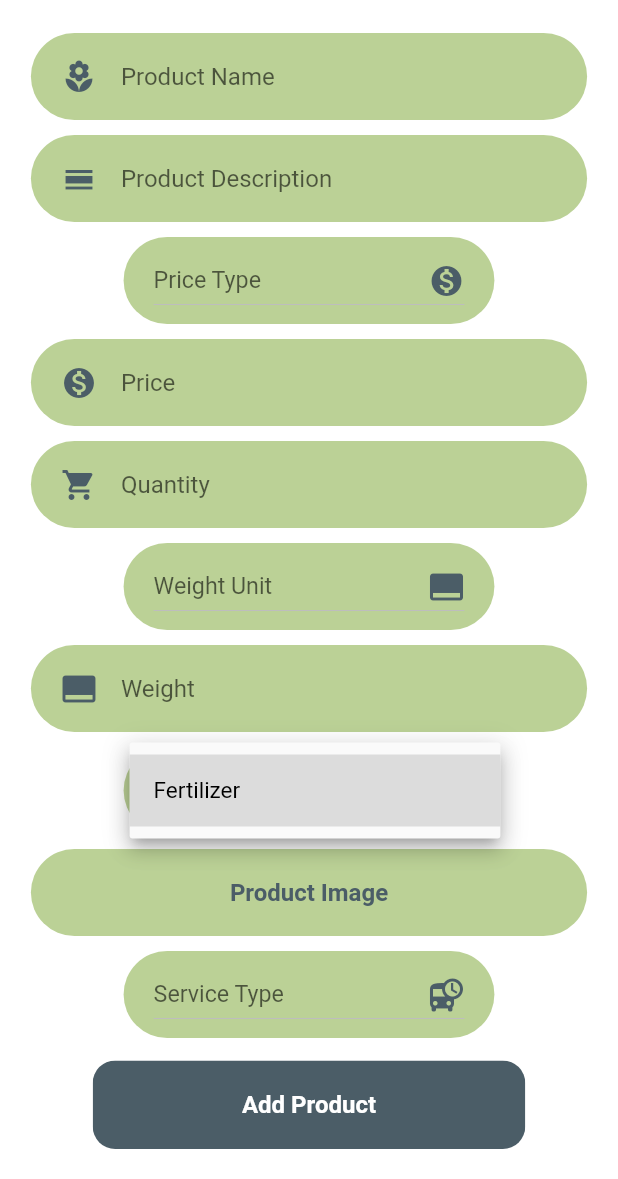
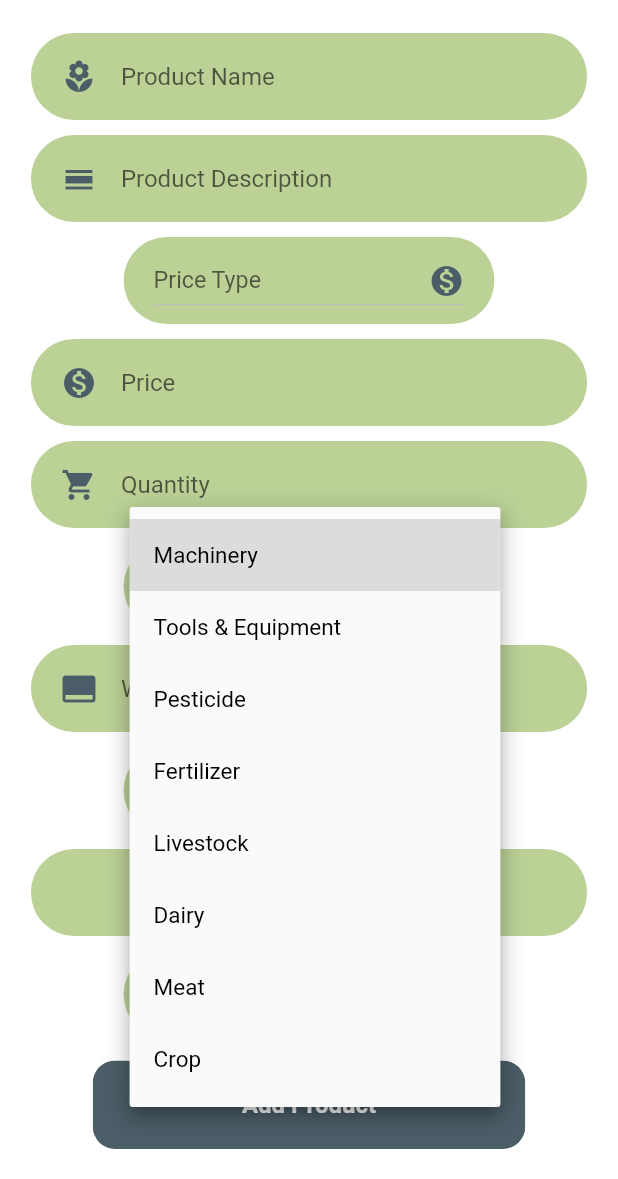
Before and after one commit to ammadUmarDev/ugao.pk, a Flutter app: the AddProduct screen opened directly, after a tap on "Product Category", on a phone screen of 412 x 824 dp, the part 57-1236 px from its top. Run offline on Flutter 3.47's test engine with Material 2 defaults, Android fonts, the phone set to English and light mode, and no system bars; our stand-ins replace argon_buttons_flutter, cloud_firestore, firebase_auth, firebase_storage, flutter_spinkit, flutter_svg and 5 more; missing offline and left inert: flutter_page_indicator, grouped_buttons; accounts and stored records are empty; Roboto replaces fonts that are missing (Cantarell).

Commit message:
Add a product catagory fix

```diff
--- a/lib/screens/product/add_product.dart
+++ b/lib/screens/product/add_product.dart
@@ -26,7 +26,16 @@ class _AddProductState extends State<AddProduct> {
     "Per Unit Price",
     "Bulk Price"
   ]; //TODO: fetch from firebase
-  List<String> pCategories = ["Fertilizer"]; //TODO: fetch from firebase
+  List<String> pCategories = [
+    "Machinery",
+    "Tools & Equipment",
+    "Pesticide",
+    "Fertilizer",
+    "Livestock",
+    "Dairy",
+    "Meat",
+    "Crop",
+  ]; //TODO: fetch from firebase
   List<String> sTypes = ["Pickup", "Delivery"]; //TODO: fetch from firebase
   List<String> wUnits = [
     "Kgs"
```
